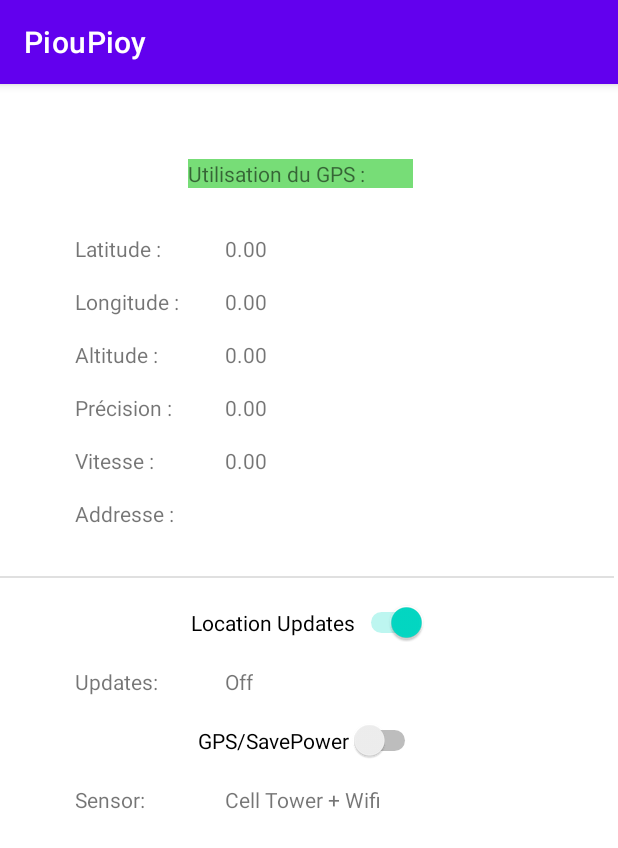
After one commit to samuelboiss/PiouPiou, an Android app: the GPSActivity screen opened directly, with no data from a screen before it, on a phone screen of 412 x 824 dp. The commit adds this screen. Shown: the top 848 px of the screen. Run offline under Robolectric (Android 15) with nearby library versions, the phone set to English and light mode, and no system bars.

Commit message:
feat: GPS activity and layout

```diff
--- /dev/null
+++ b/PiouPiou/app/src/main/java/com/example/pioupioy/GPSActivity.java
@@ -0,0 +1,176 @@
+package com.example.pioupioy;
+
+import android.content.Intent;
+import android.content.pm.PackageManager;
+import android.location.Address;
+import android.location.Geocoder;
+import android.location.Location;
+import android.os.Build;
+import android.os.Bundle;
+import android.util.Log;
+import android.view.View;
+import android.widget.Button;
+import android.widget.Switch;
+import android.widget.TextView;
+import android.widget.Toast;
+
+
+
+import androidx.annotation.NonNull;
+import androidx.appcompat.app.AppCompatActivity;
+import androidx.core.app.ActivityCompat;
+
+import com.google.android.gms.location.FusedLocationProviderClient;
+import com.google.android.gms.location.LocationCallback;
+import com.google.android.gms.location.LocationRequest;
+import com.google.android.gms.location.LocationResult;
+import com.google.android.gms.location.LocationServices;
+import com.google.android.gms.tasks.OnSuccessListener;
+
+import java.util.List;
+
+public class GPSActivity extends AppCompatActivity {
+
+    private final String TAG = "SAMUEL : " ;
+
+    private static final int PERMISSION_FINE_LOCATION = 99;
+    public static final int PERMISSIONS_COARSE_LOCATION = 98;
+    TextView tv_lat, tv_lon, tv_altitude, tv_accuracy, tv_speed, tv_sensor, tv_updates, tv_address;
+    Switch sw_locationsupdates, sw_gps;
+    LocationCallback locationCallBack;
+    LocationRequest locationRequest;
+
+    private final long intervalForRequest = 30000;
+
+
+        // Provient de l'API fournie par Google
+    FusedLocationProviderClient fusedLocationProviderClient;
+
+        // Est-ce qu'on veut màj la localisation ?
+    boolean updateOn = false;
+
+    @Override
+    protected void onCreate(Bundle savedInstanceState) {
+        super.onCreate(savedInstanceState);
+        setContentView(R.layout.activity_gps);
+
+        tv_lat = findViewById(R.id.tv_lat);
+        tv_lon = findViewById(R.id.tv_lon);
+        tv_altitude = findViewById(R.id.tv_altitude);
+        tv_accuracy = findViewById(R.id.tv_accuracy);
+        tv_speed = findViewById(R.id.tv_speed);
+        tv_sensor = findViewById(R.id.tv_sensor);
+        tv_updates = findViewById(R.id.tv_updates);
+        tv_address = findViewById(R.id.tv_address);
+        sw_gps = findViewById(R.id.sw_gps);
+        sw_locationsupdates = findViewById(R.id.sw_locationsupdates);
+
+        // google play service location v21.0.1
+
+        locationRequest = new LocationRequest();
+        locationRequest.setInterval(intervalForRequest);
+        locationRequest.setFastestInterval(5000);
+        locationRequest.setPriority(LocationRequest.PRIORITY_BALANCED_POWER_ACCURACY);
+        locationRequest.setPriority(LocationRequest.PRIORITY_HIGH_ACCURACY);
+        locationRequest.setPriority(LocationRequest.PRIORITY_NO_POWER);
+
+
+        /*startLocationUpdates();*/
+
+        sw_gps.setOnClickListener(new View.OnClickListener() {
+            @Override
+            public void onClick(View view) {
+                if (sw_gps.isChecked()) {
+                    locationRequest.setPriority(LocationRequest.PRIORITY_HIGH_ACCURACY);
+                    tv_sensor.setText("J'utilise le GPS");
+                }
+                else {
+                    locationRequest.setPriority(LocationRequest.PRIORITY_BALANCED_POWER_ACCURACY);
+                    tv_sensor.setText("J'utilise le WIFI");
+                }
+            }
+        });
+
+        updateGPS();
+    }
+
+    @Override
+    public void onRequestPermissionsResult(int requestCode, @NonNull String[] permissions, @NonNull int[] grantResults) {
+        super.onRequestPermissionsResult(requestCode, permissions, grantResults);
+
+        switch (requestCode) {
+            case PERMISSION_FINE_LOCATION:
+                if (grantResults[0] == PackageManager.PERMISSION_GRANTED) {
+                    updateGPS();
+                }
+                else {
+                    Toast.makeText(this, "Cette application requiert une permission de localisation", Toast.LENGTH_SHORT).show();
+                    finish();
+                }
+                break;
+        }
+    }
+    // end onCreateMethod
+
+    private void updateGPS() {
+        // get the permissions from the user to track GPS
+        // get the current location from the fused client
+        // update the UI - i.e. set all properties in their associated text view items
+
+        fusedLocationProviderClient = LocationServices.getFusedLocationProviderClient(GPSActivity.this);
+        if (ActivityCompat.checkSelfPermission(this, android.Manifest.permission.ACCESS_FINE_LOCATION) == PackageManager.PERMISSION_GRANTED) {
+            // user provided the permission
+            fusedLocationProviderClient.getLastLocation().addOnSuccessListener(this, new OnSuccessListener<Location>() {
+                @Override
+                public void onSuccess(Location location) {
+                    // we got permissions. Put the values of location. XXX into the UI components
+                    updateUIValues(location);
+                }
+            });
+        }
+        else {
+            // permissions not granted yet
+            requestPermissions(new String[] {android.Manifest.permission.ACCESS_FINE_LOCATION}, PERMISSION_FINE_LOCATION);
+        }
+    }
+
+    private void updateUIValues(Location location) {
+        // update all of the text view objects with a new location
+        // get the data from the location object
+        // update the text view objects with this data
+
+        if (location != null) {
+            tv_lat.setText(String.valueOf(location.getLatitude()));
+            tv_lon.setText(String.valueOf(location.getLongitude()));
+            tv_accuracy.setText(String.valueOf(location.getAccuracy()));
+
+            if (location.hasAltitude()) {
+                tv_altitude.setText(String.valueOf(location.getAltitude()));
+            }
+            else {
+                tv_altitude.setText("Pas d'altitude");
+            }
+            if (location.hasSpeed()) {
+                tv_speed.setText(String.valueOf(location.getSpeed()));
+            }
+            else {
+                tv_speed.setText("Pas de vitesse");
+            }
+        }
+
+            //tv_altitude.setText(String.valueOf(location.getAltitude()));
+            //tv_speed.setText(String.valueOf(location.getSpeed()));
+
+        Geocoder geocoder = new Geocoder(GPSActivity.this);
+        try {
+            List<Address> addresses = geocoder.getFromLocation(location.getLatitude(), location.getLongitude(), 1);
+            tv_address.setText(addresses.get(0).getAddressLine(0));
+        }
+        catch (Exception e) {
+            tv_address.setText("Impossible de récupérer l'adresse");
+        }
+
+    }
+
+
+}
--- a/PiouPiou/app/src/main/java/com/example/pioupioy/MainActivity.java
+++ b/PiouPiou/app/src/main/java/com/example/pioupioy/MainActivity.java
@@ -21,5 +21,10 @@ public class MainActivity extends AppCompatActivity {
             Intent intent=new Intent(getApplicationContext(),oublimdp.class);
             startActivity(intent);
         });
+
+        findViewById(R.id.btn4).setOnClickListener( clic -> {
+            Intent intent=new Intent(getApplicationContext(),GPSActivity.class);
+            startActivity(intent);
+        });
     }
 }
--- /dev/null
+++ b/PiouPiou/app/src/main/res/layout/activity_gps.xml
@@ -0,0 +1,197 @@
+<?xml version="1.0" encoding="utf-8"?>
+<androidx.constraintlayout.widget.ConstraintLayout xmlns:android="http://schemas.android.com/apk/res/android"
+    xmlns:app="http://schemas.android.com/apk/res-auto"
+    xmlns:tools="http://schemas.android.com/tools"
+    android:layout_width="match_parent"
+    android:layout_height="match_parent"
+    tools:context=".MainActivity">
+
+    <TextView
+        android:id="@+id/title"
+        android:layout_width="150dp"
+        android:layout_height="wrap_content"
+        android:layout_marginTop="50dp"
+        android:layout_marginStart="125dp"
+        android:text="Utilisation du GPS :"
+        android:background="#77DD77"
+        app:layout_constraintStart_toStartOf="parent"
+        app:layout_constraintTop_toTopOf="parent" />
+
+    <TextView
+        android:id="@+id/tv_labellat"
+        android:layout_width="100dp"
+        android:layout_height="wrap_content"
+        android:layout_marginTop="100dp"
+        android:layout_marginStart="50dp"
+        android:text="Latitude :"
+        app:layout_constraintStart_toStartOf="parent"
+        app:layout_constraintTop_toTopOf="parent" />
+
+    <TextView
+        android:id="@+id/tv_lat"
+        android:layout_width="wrap_content"
+        android:layout_height="wrap_content"
+        android:layout_marginTop="100dp"
+        android:layout_marginLeft="0dp"
+        android:text="0.00"
+        app:layout_constraintStart_toEndOf="@+id/tv_labellat"
+        app:layout_constraintTop_toTopOf="parent" />
+
+    <TextView
+        android:id="@+id/tv_labellon"
+        android:layout_width="100dp"
+        android:layout_height="wrap_content"
+        android:layout_marginTop="16dp"
+        android:layout_marginLeft="50dp"
+        android:text="Longitude :"
+        app:layout_constraintStart_toStartOf="parent"
+        app:layout_constraintTop_toBottomOf="@+id/tv_labellat" />
+
+    <TextView
+        android:id="@+id/tv_lon"
+        android:layout_width="wrap_content"
+        android:layout_height="wrap_content"
+        android:layout_marginTop="16dp"
+        android:text="0.00"
+        app:layout_constraintStart_toEndOf="@+id/tv_labellon"
+        app:layout_constraintTop_toBottomOf="@+id/tv_lat" />
+
+    <TextView
+        android:id="@+id/tv_labelaltitude"
+        android:layout_width="100dp"
+        android:layout_height="wrap_content"
+        android:layout_marginTop="16dp"
+        android:layout_marginLeft="50dp"
+        android:text="Altitude :"
+        app:layout_constraintStart_toStartOf="parent"
+        app:layout_constraintTop_toBottomOf="@+id/tv_labellon" />
+
+    <TextView
+        android:id="@+id/tv_altitude"
+        android:layout_width="wrap_content"
+        android:layout_height="wrap_content"
+        android:text="0.00"
+        app:layout_constraintStart_toEndOf="@+id/tv_labelaltitude"
+        app:layout_constraintTop_toTopOf="@+id/tv_labelaltitude" />
+
+    <TextView
+        android:id="@+id/tv_labelaccuracy"
+        android:layout_width="100dp"
+        android:layout_height="wrap_content"
+        android:layout_marginTop="16dp"
+        android:layout_marginLeft="50dp"
+        android:text="Précision :"
+        app:layout_constraintStart_toStartOf="parent"
+        app:layout_constraintTop_toBottomOf="@+id/tv_labelaltitude" />
+
+    <TextView
+        android:id="@+id/tv_accuracy"
+        android:layout_width="wrap_content"
+        android:layout_height="wrap_content"
+        android:text="0.00"
+        app:layout_constraintStart_toEndOf="@+id/tv_labelaccuracy"
+        app:layout_constraintTop_toTopOf="@+id/tv_labelaccuracy" />
+
+    <TextView
+        android:id="@+id/tv_labelspeed"
+        android:layout_width="100dp"
+        android:layout_height="wrap_content"
+        android:layout_marginTop="16dp"
+        android:layout_marginLeft="50dp"
+        android:text="Vitesse :"
+        app:layout_constraintStart_toStartOf="parent"
+        app:layout_constraintTop_toBottomOf="@+id/tv_labelaccuracy" />
+
+    <TextView
+        android:id="@+id/tv_speed"
+        android:layout_width="wrap_content"
+        android:layout_height="wrap_content"
+        android:text="0.00"
+        app:layout_constraintStart_toEndOf="@+id/tv_labelspeed"
+        app:layout_constraintTop_toTopOf="@+id/tv_labelspeed" />
+
+    <TextView
+        android:id="@+id/tv_labelsensor"
+        android:layout_width="100dp"
+        android:layout_height="wrap_content"
+        android:layout_marginTop="16dp"
+        android:layout_marginLeft="50dp"
+        android:text="Sensor:"
+        app:layout_constraintStart_toStartOf="parent"
+        app:layout_constraintTop_toBottomOf="@+id/sw_gps" />
+
+    <TextView
+        android:id="@+id/tv_sensor"
+        android:layout_width="wrap_content"
+        android:layout_height="wrap_content"
+        android:text="Cell Tower + Wifi"
+        app:layout_constraintStart_toEndOf="@+id/tv_labelsensor"
+        app:layout_constraintTop_toTopOf="@+id/tv_labelsensor" />
+
+    <TextView
+        android:id="@+id/tv_labelupdates"
+        android:layout_width="100dp"
+        android:layout_height="wrap_content"
+        android:layout_marginTop="16dp"
+        android:layout_marginLeft="50dp"
+        android:text="Updates:"
+        app:layout_constraintStart_toStartOf="parent"
+        app:layout_constraintTop_toBottomOf="@+id/sw_locationsupdates" />
+
+    <TextView
+        android:id="@+id/tv_updates"
+        android:layout_width="wrap_content"
+        android:layout_height="wrap_content"
+        android:text="Off"
+        app:layout_constraintStart_toEndOf="@+id/tv_labelupdates"
+        app:layout_constraintTop_toTopOf="@+id/tv_labelupdates" />
+
+    <Switch
+        android:id="@+id/sw_locationsupdates"
+        android:layout_width="wrap_content"
+        android:layout_height="wrap_content"
+        android:layout_marginTop="16dp"
+        android:checked="true"
+        android:text="Location Updates"
+        app:layout_constraintEnd_toEndOf="parent"
+        app:layout_constraintStart_toStartOf="parent"
+        app:layout_constraintTop_toBottomOf="@+id/divider" />
+
+    <Switch
+        android:id="@+id/sw_gps"
+        android:layout_width="wrap_content"
+        android:layout_height="wrap_content"
+        android:layout_marginTop="16dp"
+        android:text="GPS/SavePower"
+        app:layout_constraintEnd_toEndOf="parent"
+        app:layout_constraintStart_toStartOf="parent"
+        app:layout_constraintTop_toBottomOf="@+id/tv_labelupdates" />
+
+    <TextView
+        android:id="@+id/tv_address"
+        android:layout_width="wrap_content"
+        android:layout_height="wrap_content"
+        app:layout_constraintStart_toEndOf="@+id/tv_lbladdress"
+        app:layout_constraintTop_toTopOf="@+id/tv_lbladdress" />
+
+    <TextView
+        android:id="@+id/tv_lbladdress"
+        android:layout_width="100dp"
+        android:layout_height="wrap_content"
+        android:layout_marginTop="16dp"
+        android:layout_marginLeft="50dp"
+        android:text="Addresse :"
+        app:layout_constraintStart_toStartOf="parent"
+        app:layout_constraintTop_toBottomOf="@+id/tv_labelspeed" />
+
+    <View
+        android:id="@+id/divider"
+        android:layout_width="409dp"
+        android:layout_height="1dp"
+        android:layout_marginTop="32dp"
+        android:background="?android:attr/listDivider"
+        app:layout_constraintTop_toBottomOf="@+id/tv_address"
+        tools:layout_editor_absoluteX="1dp"
+        tools:ignore="MissingConstraints" />
+
+</androidx.constraintlayout.widget.ConstraintLayout>
--- /dev/null
+++ b/PiouPiou/app/src/main/res/values-land/dimens.xml
@@ -0,0 +1,3 @@
+<resources>
+    <dimen name="fab_margin">48dp</dimen>
+</resources>
--- /dev/null
+++ b/PiouPiou/app/src/main/res/values-w1240dp/dimens.xml
@@ -0,0 +1,3 @@
+<resources>
+    <dimen name="fab_margin">200dp</dimen>
+</resources>
--- /dev/null
+++ b/PiouPiou/app/src/main/res/values-w600dp/dimens.xml
@@ -0,0 +1,3 @@
+<resources>
+    <dimen name="fab_margin">48dp</dimen>
+</resources>
--- /dev/null
+++ b/PiouPiou/app/src/main/res/values/dimens.xml
@@ -0,0 +1,3 @@
+<resources>
+    <dimen name="fab_margin">16dp</dimen>
+</resources>
--- a/PiouPiou/build.gradle
+++ b/PiouPiou/build.gradle
@@ -2,4 +2,5 @@
 plugins {
     id 'com.android.application' version '7.4.1' apply false
     id 'com.android.library' version '7.4.1' apply false
+    id 'com.google.android.libraries.mapsplatform.secrets-gradle-plugin' version '2.0.1' apply false
 }
```
Also changed, not shown: PiouPiou/app/build.gradle (+8 -0 lines), PiouPiou/app/src/main/AndroidManifest.xml (+33 -1 lines), PiouPiou/app/src/main/res/layout/activity_main.xml (+16 -1 lines), PiouPiou/app/src/main/res/navigation/nav_graph.xml (added, +28 -0 lines), PiouPiou/app/src/main/res/values/strings.xml (+10 -0 lines), PiouPiou/app/src/main/res/values/themes.xml (+9 -0 lines).
